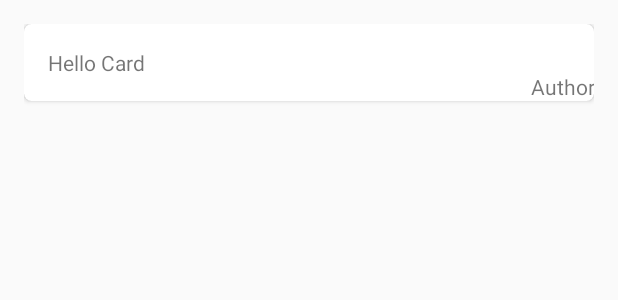
After one commit to tanzeel291994/Effy, an Android app: the layout activity_quote.xml on its own in the app's theme, with its tools: preview values and no code run, on a phone screen of 412 x 824 dp. The commit adds this screen. Shown: the top 300 px of the screen. Run offline under Robolectric (Android 15) with nearby library versions, the light colour scheme and no system bars; network calls fail.

Commit message:
get inspirational quote done

```diff
--- a/app/build.gradle
+++ b/app/build.gradle
@@ -21,6 +21,7 @@ android {
 
 dependencies {
     compile fileTree(dir: 'libs', include: ['*.jar'])
+    compile files('libs/volley.jar')
     androidTestCompile('com.android.support.test.espresso:espresso-core:2.2.2', {
         exclude group: 'com.android.support', module: 'support-annotations'
     })
@@ -29,4 +30,5 @@ dependencies {
     compile 'com.android.support:support-v4:25.2.0'
     testCompile 'junit:junit:4.12'
     compile 'com.android.support.constraint:constraint-layout:1.0.0'
+    compile 'com.android.support:cardview-v7:25.2.0'
 }
--- a/app/src/main/java/com/app/user/effy/adapter/SubGoalCursorAdapter.java
+++ b/app/src/main/java/com/app/user/effy/adapter/SubGoalCursorAdapter.java
@@ -48,13 +48,13 @@ public interface OnReminderBtnPressed
     @Override
     public void onBindViewHolder(SubGoalCursorAdapter.GoalViewHolder holder, int position) {
         int sub_goal_name_Index = mCursor.getColumnIndex(GoalContract.SubGoalEntry.COLUMN_SUB_GOAL_NAME);
-        int sub_goal_id = mCursor.getColumnIndex(GoalContract.SubGoalEntry._ID);
+        //int sub_goal_id = mCursor.getColumnIndex(GoalContract.SubGoalEntry._ID);
 
 
         mCursor.moveToPosition(position);
         final String sub_goal_name=mCursor.getString(sub_goal_name_Index);
         holder.sub_goal_name.setText(sub_goal_name);
-        holder.sub_goal_id.setText(String.valueOf(mCursor.getInt(sub_goal_id)));
+        holder.sub_goal_id.setText(String.valueOf(position+1));
         holder.btn_reminder.setOnClickListener(new View.OnClickListener() {
             @Override
             public void onClick(View v) {
--- /dev/null
+++ b/app/src/main/res/layout/activity_quote.xml
@@ -0,0 +1,35 @@
+<?xml version="1.0" encoding="utf-8"?>
+<RelativeLayout xmlns:android="http://schemas.android.com/apk/res/android"
+    xmlns:tools="http://schemas.android.com/tools"
+    android:id="@+id/activity_quote"
+    android:layout_width="match_parent"
+    android:layout_height="match_parent"
+    android:paddingBottom="@dimen/activity_vertical_margin"
+    android:paddingLeft="@dimen/activity_horizontal_margin"
+    android:paddingRight="@dimen/activity_horizontal_margin"
+    android:paddingTop="@dimen/activity_vertical_margin"
+    tools:context="com.app.user.effy.QuoteActivity">
+    <android.support.v7.widget.CardView
+        xmlns:card_view="http://schemas.android.com/apk/res-auto"
+        android:id="@+id/card_view"
+        android:layout_gravity="center"
+        android:layout_width="match_parent"
+        android:layout_height="wrap_content"
+        card_view:cardCornerRadius="5dp">
+
+        <TextView
+            tools:text="Hello Card"
+            android:layout_width="match_parent"
+            android:layout_height="match_parent"
+            android:padding="@dimen/activity_vertical_margin"
+            android:id="@+id/quote_body"/>
+        <TextView
+            tools:text="Author"
+            android:layout_width="match_parent"
+            android:layout_height="match_parent"
+            android:id="@+id/quote_author"
+            android:layout_marginTop="@dimen/activity_vertical_margin"
+            android:gravity="right|bottom"/>
+
+    </android.support.v7.widget.CardView>
+</RelativeLayout>
```
Also changed, not shown: app/src/main/AndroidManifest.xml (+8 -3 lines), app/src/main/java/com/app/user/effy/MainActivity.java (+4 -3 lines), app/src/main/java/com/app/user/effy/QuoteActivity.java (added, +97 -0 lines), app/src/main/java/com/app/user/effy/Util/MySingleton.java (added, +65 -0 lines), app/src/main/res/drawable/rectangle.xml (added, +10 -0 lines).
